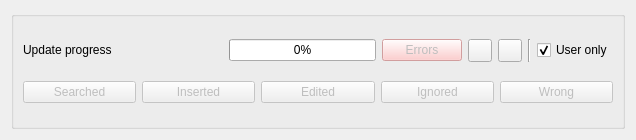
This is ui/wdgSource.ui in turulomio/xulpymoney as Qt 5 draws it before an edit. The edited form follows.
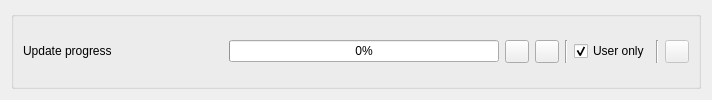
This is the edited form. Icons and pictures are not drawn.

What changed in the file:
```diff
--- a/ui/wdgSource.ui
+++ b/ui/wdgSource.ui
@@ -6,8 +6,8 @@
    <rect>
     <x>0</x>
     <y>0</y>
-    <width>636</width>
-    <height>140</height>
+    <width>712</width>
+    <height>100</height>
    </rect>
   </property>
   <property name="sizePolicy">
@@ -19,13 +19,13 @@
   <property name="minimumSize">
    <size>
     <width>0</width>
-    <height>140</height>
+    <height>100</height>
    </size>
   </property>
   <property name="maximumSize">
    <size>
     <width>16777215</width>
-    <height>140</height>
+    <height>100</height>
    </size>
   </property>
   <layout class="QHBoxLayout" name="horizontalLayout_4">
@@ -68,29 +68,6 @@
             </property>
            </widget>
           </item>
-          <item>
-           <widget class="QPushButton" name="cmdErrors">
-            <property name="enabled">
-             <bool>false</bool>
-            </property>
-            <property name="sizePolicy">
-             <sizepolicy hsizetype="Minimum" vsizetype="Fixed">
-              <horstretch>0</horstretch>
-              <verstretch>0</verstretch>
-             </sizepolicy>
-            </property>
-            <property name="toolTip">
-             <string>Show source parse errors</string>
-            </property>
-            <property name="styleSheet">
-             <string notr="true">
-background-color: rgb(255, 192, 192);</string>
-            </property>
-            <property name="text">
-             <string>Errors</string>
-            </property>
-           </widget>
-          </item>
           <item>
            <widget class="QToolButton" name="cmdRun">
             <property name="sizePolicy">
@@ -133,25 +110,15 @@
             </property>
            </widget>
           </item>
-         </layout>
-        </item>
-        <item>
-         <layout class="QHBoxLayout" name="horizontalLayout">
           <item>
-           <widget class="QPushButton" name="cmdSearched">
-            <property name="enabled">
-             <bool>false</bool>
+           <widget class="Line" name="line_2">
+            <property name="orientation">
+             <enum>Qt::Vertical</enum>
             </property>
-            <property name="toolTip">
-             <string>Inserted quotes</string>
-            </property>
-            <property name="text">
-             <string>Searched</string>
-            </property>
            </widget>
           </item>
           <item>
-           <widget class="QPushButton" name="cmdInserted">
+           <widget class="QToolButton" name="cmdDropDown">
             <property name="enabled">
              <bool>false</bool>
             </property>
@@ -159,46 +126,10 @@
              <string>Inserted quotes</string>
             </property>
             <property name="text">
-             <string>Inserted</string>
+             <string/>
             </property>
-           </widget>
-          </item>
-          <item>
-           <widget class="QPushButton" name="cmdEdited">
-            <property name="enabled">
-             <bool>false</bool>
-            </property>
-            <property name="toolTip">
-             <string>Updated quotes with the same product, date and time</string>
-            </property>
-            <property name="text">
-             <string>Edited</string>
-            </property>
-           </widget>
-          </item>
-          <item>
-           <widget class="QPushButton" name="cmdIgnored">
-            <property name="enabled">
-             <bool>false</bool>
-            </property>
-            <property name="toolTip">
-             <string>Show quotes that are already in the database</string>
-            </property>
-            <property name="text">
-             <string>Ignored</string>
-            </property>
-           </widget>
-          </item>
-          <item>
-           <widget class="QPushButton" name="cmdBad">
-            <property name="enabled">
-             <bool>false</bool>
-            </property>
-            <property name="toolTip">
-             <string>Show quotes that can't be saved (price 0...)</string>
-            </property>
-            <property name="text">
-             <string>Wrong</string>
+            <property name="popupMode">
+             <enum>QToolButton::InstantPopup</enum>
             </property>
            </widget>
           </item>
```
Left out of the diff: 83 changed lines with no effect on the pictures.
